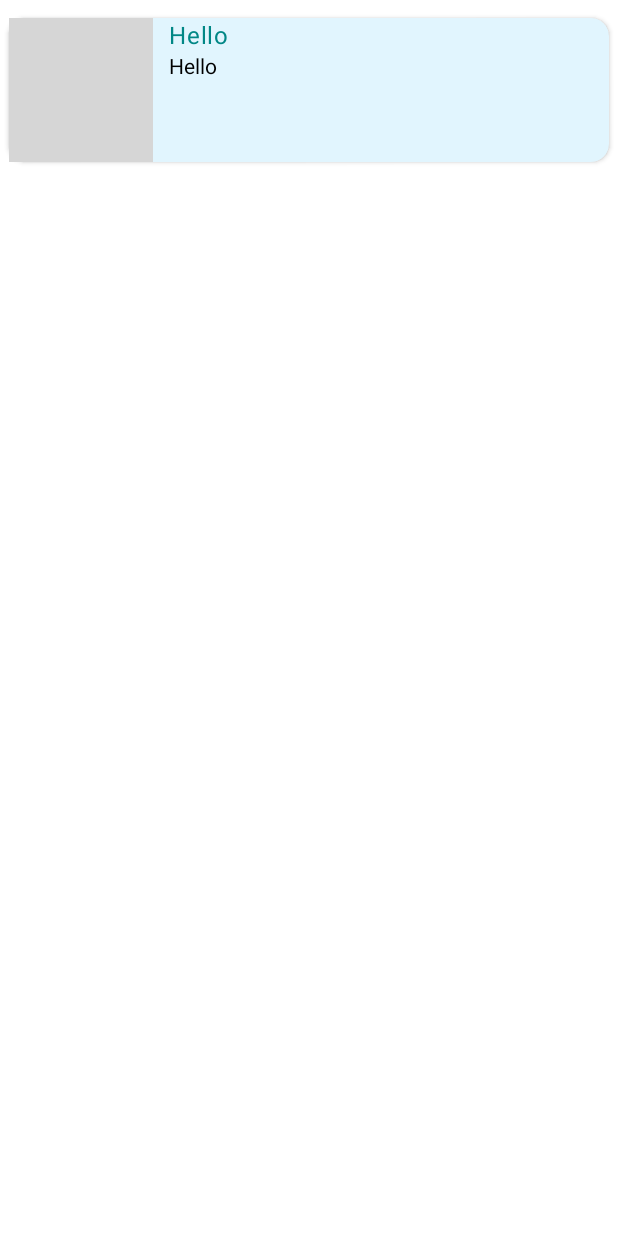
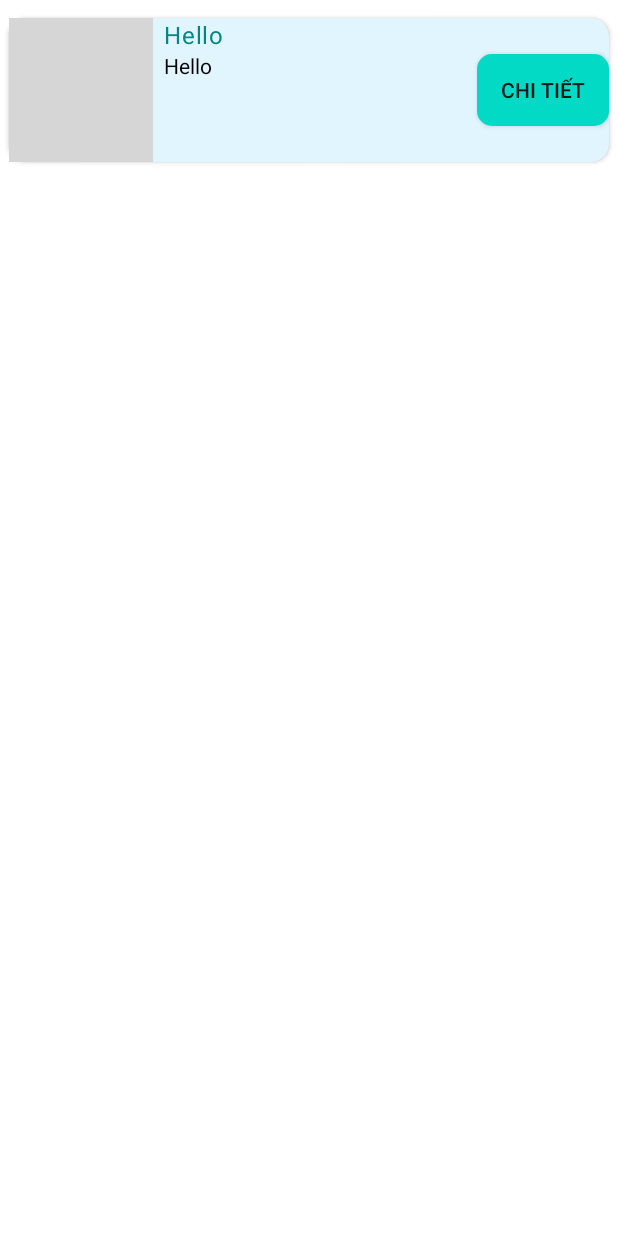
Before and after one commit to Hngdcmnh/mobileD20, an Android app: the layout item.xml on its own in the app's theme, with its tools: preview values and no code run, on a phone screen of 412 x 824 dp. Run offline under Robolectric (Android 15) with nearby library versions, the phone set to English and light mode, and no system bars; grey boxes are pictures that could not be loaded.

Commit message:
First Commit

```diff
--- /dev/null
+++ b/app/src/main/res/drawable/backgroundbutton.xml
@@ -0,0 +1,11 @@
+<?xml version="1.0" encoding="utf-8"?>
+<shape xmlns:android="http://schemas.android.com/apk/res/android"
+    android:shape="rectangle">
+    <solid android:color="@color/teal_200"/>
+    <corners
+        android:bottomLeftRadius="10dp"
+        android:bottomRightRadius="10dp"
+        android:topLeftRadius="10dp"
+        android:topRightRadius="10dp"/>
+
+</shape>
--- a/app/src/main/res/drawable/backgroundtext.xml
+++ /dev/null
@@ -1,11 +0,0 @@
-<?xml version="1.0" encoding="utf-8"?>
-<shape xmlns:android="http://schemas.android.com/apk/res/android"
-    android:shape="rectangle">
-    <solid android:color="@color/white"/>
-    <corners
-        android:bottomLeftRadius="20dp"
-        android:bottomRightRadius="20dp"
-        android:topLeftRadius="20dp"
-        android:topRightRadius="20dp"/>
-
-</shape>
--- a/app/src/main/res/layout/item.xml
+++ b/app/src/main/res/layout/item.xml
@@ -30,9 +30,9 @@
             style="@style/TextAppearance.Material3.BodyLarge"
             android:textColor="@color/teal_700"
             android:text="@string/hello"
-            app:layout_constraintEnd_toEndOf="parent"
             app:layout_constraintHorizontal_bias="0.04"
             app:layout_constraintStart_toEndOf="@id/ivFlower"
+            app:layout_constraintEnd_toStartOf="@id/btnStudent"
             app:layout_constraintTop_toTopOf="parent" />
 
         <TextView
@@ -42,11 +42,20 @@
             android:textColor="@color/black"
             android:text="@string/hello"
             app:layout_constraintBottom_toBottomOf="parent"
-            app:layout_constraintEnd_toEndOf="parent"
             app:layout_constraintHorizontal_bias="0.04"
             app:layout_constraintStart_toEndOf="@id/ivFlower"
             app:layout_constraintTop_toBottomOf="@id/tvNameStudent"
+            app:layout_constraintEnd_toStartOf="@id/btnStudent"
             app:layout_constraintVertical_bias="0.0" />
+        <androidx.appcompat.widget.AppCompatButton
+            android:id="@+id/btnStudent"
+            android:layout_width="wrap_content"
+            android:layout_height="wrap_content"
+            android:text="@string/detail"
+            android:background="@drawable/backgroundbutton"
+            app:layout_constraintTop_toTopOf="parent"
+            app:layout_constraintEnd_toEndOf="parent"
+            app:layout_constraintBottom_toBottomOf="parent"/>
     </androidx.constraintlayout.widget.ConstraintLayout>
 
 </androidx.cardview.widget.CardView>
--- a/app/src/main/res/values/strings.xml
+++ b/app/src/main/res/values/strings.xml
@@ -3,4 +3,5 @@
     <string name="home_menu">Home</string>
     <string name="hello_blank_fragment">Hello blank fragment</string>
     <string name="hello">Hello</string>
+    <string name="detail">Chi tiết</string>
 </resources>
```
